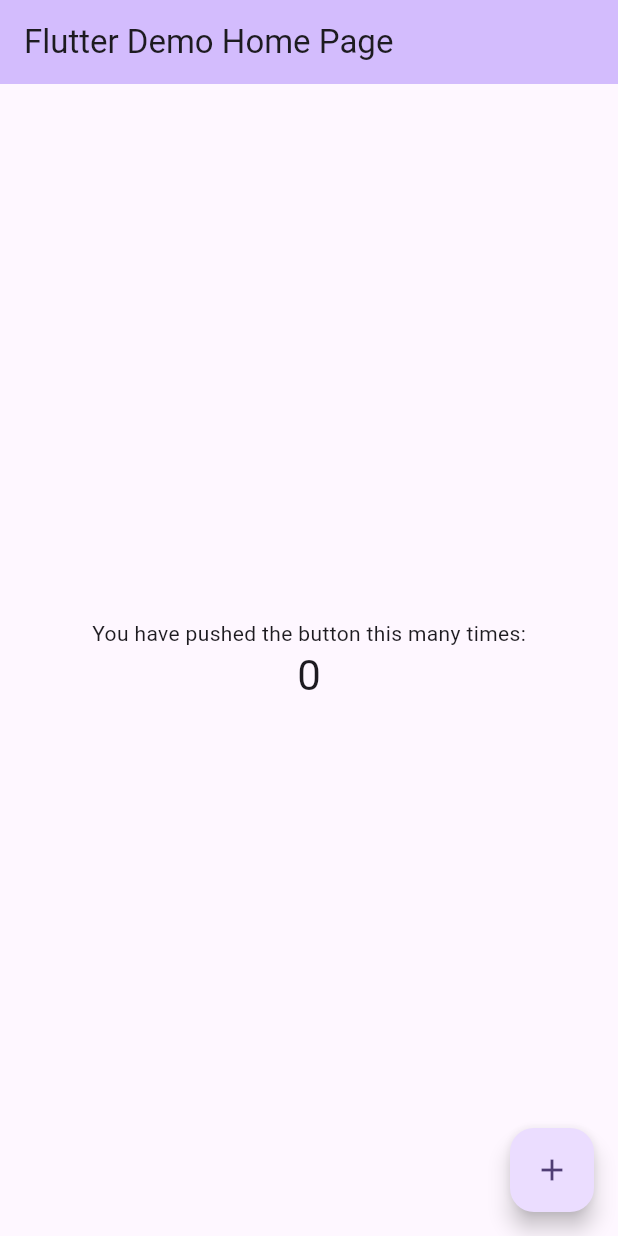
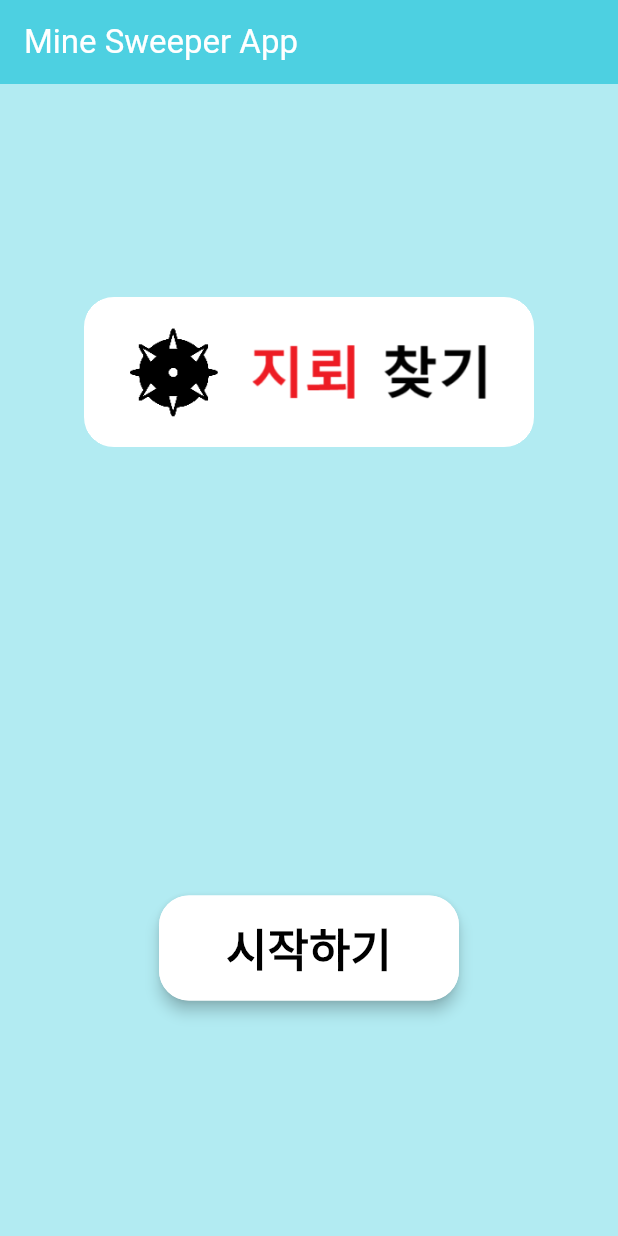
Before and after one commit to mmn1300/flutter_basic, a Flutter app: the screen it shows after launch, on a phone screen of 412 x 824 dp. Run offline on Flutter 3.47's test engine with Material 3 defaults, Android fonts, the phone set to English and light mode, and no system bars.

Commit message:
시작 페이지 구현

```diff
--- a/lib/main.dart
+++ b/lib/main.dart
@@ -1,122 +1,25 @@
 import 'package:flutter/material.dart';
+import 'package:flutter_basic/pages/index.dart';
 
 void main() {
   runApp(const MyApp());
 }
 
+
+/*
+*
+* State Less Widget
+*
+* */
 class MyApp extends StatelessWidget {
   const MyApp({super.key});
 
-  // This widget is the root of your application.
   @override
-  Widget build(BuildContext context) {
+  Widget build(BuildContext context){
     return MaterialApp(
-      title: 'Flutter Demo',
-      theme: ThemeData(
-        // This is the theme of your application.
-        //
-        // TRY THIS: Try running your application with "flutter run". You'll see
-        // the application has a purple toolbar. Then, without quitting the app,
-        // try changing the seedColor in the colorScheme below to Colors.green
-        // and then invoke "hot reload" (save your changes or press the "hot
-        // reload" button in a Flutter-supported IDE, or press "r" if you used
-        // the command line to start the app).
-        //
-        // Notice that the counter didn't reset back to zero; the application
-        // state is not lost during the reload. To reset the state, use hot
-        // restart instead.
-        //
-        // This works for code too, not just values: Most code changes can be
-        // tested with just a hot reload.
-        colorScheme: ColorScheme.fromSeed(seedColor: Colors.deepPurple),
-      ),
-      home: const MyHomePage(title: 'Flutter Demo Home Page'),
+      debugShowCheckedModeBanner: false,
+      theme: ThemeData(colorSchemeSeed: Colors.cyan),
+      home: const Index(),
     );
   }
 }
-
-class MyHomePage extends StatefulWidget {
-  const MyHomePage({super.key, required this.title});
-
-  // This widget is the home page of your application. It is stateful, meaning
-  // that it has a State object (defined below) that contains fields that affect
-  // how it looks.
-
-  // This class is the configuration for the state. It holds the values (in this
-  // case the title) provided by the parent (in this case the App widget) and
-  // used by the build method of the State. Fields in a Widget subclass are
-  // always marked "final".
-
-  final String title;
-
-  @override
-  State<MyHomePage> createState() => _MyHomePageState();
-}
-
-class _MyHomePageState extends State<MyHomePage> {
-  int _counter = 0;
-
-  void _incrementCounter() {
-    setState(() {
-      // This call to setState tells the Flutter framework that something has
-      // changed in this State, which causes it to rerun the build method below
-      // so that the display can reflect the updated values. If we changed
-      // _counter without calling setState(), then the build method would not be
-      // called again, and so nothing would appear to happen.
-      _counter++;
-    });
-  }
-
-  @override
-  Widget build(BuildContext context) {
-    // This method is rerun every time setState is called, for instance as done
-    // by the _incrementCounter method above.
-    //
-    // The Flutter framework has been optimized to make rerunning build methods
-    // fast, so that you can just rebuild anything that needs updating rather
-    // than having to individually change instances of widgets.
-    return Scaffold(
-      appBar: AppBar(
-        // TRY THIS: Try changing the color here to a specific color (to
-        // Colors.amber, perhaps?) and trigger a hot reload to see the AppBar
-        // change color while the other colors stay the same.
-        backgroundColor: Theme.of(context).colorScheme.inversePrimary,
-        // Here we take the value from the MyHomePage object that was created by
-        // the App.build method, and use it to set our appbar title.
-        title: Text(widget.title),
-      ),
-      body: Center(
-        // Center is a layout widget. It takes a single child and positions it
-        // in the middle of the parent.
-        child: Column(
-          // Column is also a layout widget. It takes a list of children and
-          // arranges them vertically. By default, it sizes itself to fit its
-          // children horizontally, and tries to be as tall as its parent.
-          //
-          // Column has various properties to control how it sizes itself and
-          // how it positions its children. Here we use mainAxisAlignment to
-          // center the children vertically; the main axis here is the vertical
-          // axis because Columns are vertical (the cross axis would be
-          // horizontal).
-          //
-          // TRY THIS: Invoke "debug painting" (choose the "Toggle Debug Paint"
-          // action in the IDE, or press "p" in the console), to see the
-          // wireframe for each widget.
-          mainAxisAlignment: MainAxisAlignment.center,
-          children: <Widget>[
-            const Text('You have pushed the button this many times:'),
-            Text(
-              '$_counter',
-              style: Theme.of(context).textTheme.headlineMedium,
-            ),
-          ],
-        ),
-      ),
-      floatingActionButton: FloatingActionButton(
-        onPressed: _incrementCounter,
-        tooltip: 'Increment',
-        child: const Icon(Icons.add),
-      ), // This trailing comma makes auto-formatting nicer for build methods.
-    );
-  }
-}
--- /dev/null
+++ b/lib/pages/index.dart
@@ -0,0 +1,81 @@
+import 'package:flutter/material.dart';
+
+class Index extends StatelessWidget{
+  const Index({super.key});
+
+  @override
+  Widget build(BuildContext context){
+    return Scaffold(
+      backgroundColor: Colors.cyan[100],
+      appBar: AppBar(
+        title: Text(
+          "Mine Sweeper App"
+        ),
+        backgroundColor: Colors.cyan[300],
+        foregroundColor: Colors.white,
+      ),
+      body: Center(
+        child: Column(
+          children: [
+            // 지뢰 찾기 로고
+            Expanded(
+              child: Center(
+                child: Container(
+                  decoration: BoxDecoration(
+                    border: Border.all(
+                      color: Colors.white,
+                      width: 2.0,
+                    ),
+                    borderRadius: BorderRadius.circular(20),
+                  ),
+                  width: 300,
+                  height: 100,
+                  clipBehavior: Clip.hardEdge,
+                  child: Image.asset(
+                    "assets/images/main_logo.png",
+                    fit: BoxFit.cover,
+                  ),
+                ),
+              ),
+            ),
+
+
+            // 로그인 화면으로 이동 하는 버튼
+            Expanded(
+              child: Center(
+                child: SizedBox(
+                  width: 200,
+                  height: 70,
+                  child: ElevatedButton(
+                    onPressed: (){
+                      print("시작하기 버튼 눌려짐");
+                    },
+                    style: ElevatedButton.styleFrom(
+                      backgroundColor: Colors.white,
+                      foregroundColor: Colors.black,
+                      elevation: 4,
+                      shape: RoundedRectangleBorder(
+                        borderRadius: BorderRadius.circular(20),
+                        side: BorderSide(
+                          color: Colors.white,
+                          width: 5.0,
+                        ),
+                      ),
+                    ),
+                    child: Text(
+                      "시작하기",
+                      style: TextStyle(
+                        fontSize: 30.0,
+                        fontWeight: FontWeight.w900
+                      ),
+                    ),
+                  ),
+                ),
+              ),
+            ),
+          ],
+        ),
+      ),
+    );
+  }
+}
```
Also changed, not shown: pubspec.yaml (+5 -64 lines), assets/images/main_logo.png (added).
